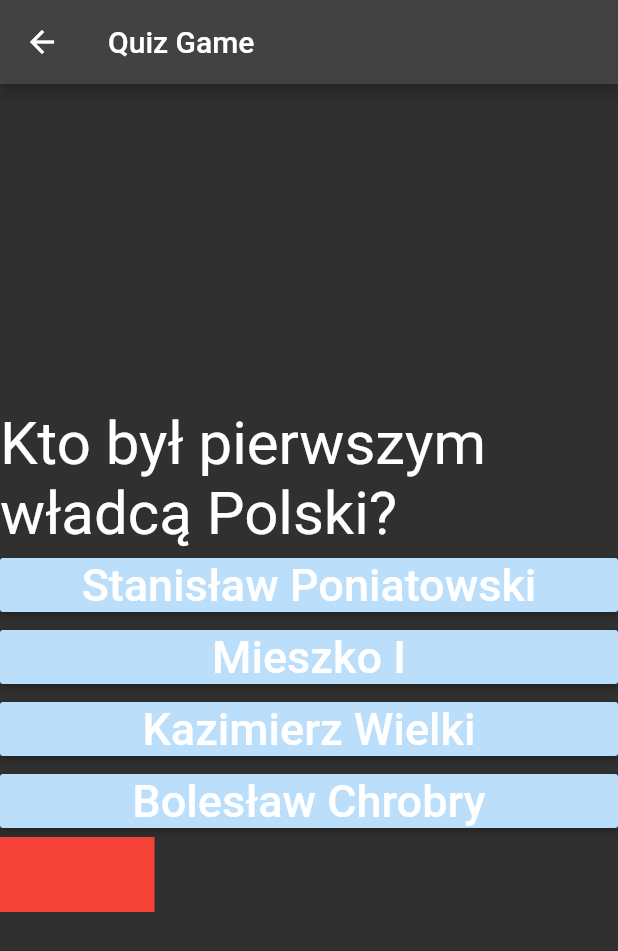
After one commit to Gotcha190/Android_Studio, a Flutter app: the QuizGame screen opened by its route, after a tap on "Kraków", on a phone screen of 412 x 824 dp. The commit adds this screen. Shown: the top 951 px of the screen. Run offline on Flutter 3.47's test engine with Material 2 defaults, Android fonts, the phone set to English and light mode, and no system bars; our stand-ins replace carousel_slider, rflutter_alert; missing offline and left inert: audiofileplayer, image_size_getter; network calls fail.

Commit message:
Quiz Game, BusinessCard not complete

```diff
--- /dev/null
+++ b/lib/Quizgame/Quizgame.dart
@@ -0,0 +1,241 @@
+import 'package:flutter/material.dart';
+import 'silnikQuizu.dart';
+import 'package:rflutter_alert/rflutter_alert.dart';
+
+class QuizGame extends StatefulWidget {
+  @override
+  State<QuizGame> createState() => _QuizGameState();
+}
+
+//SilnikQuizu silnikQuizu = SilnikQuizu();
+int nrPytania = 0;
+int liczbaPytan = pytania.length;
+int licznikPoprawnychOdpowiedzi = 0;
+List<int> kolejnoscOdpowiedzi = [0, 1, 2, 3];
+bool czyQuizZaliczony = false;
+bool czyKoniecQuizu = false;
+double wynikQuizu = 0;
+List<bool> tablicaPoprawnychOdpowiedzi = [
+  for (int i = 1; i <= liczbaPytan; i++) false
+];
+//List<Color> tablicaKolorow=[Colors.red,Colors.red,Colors.red];
+
+class _QuizGameState extends State<QuizGame> {
+  double wyznaczWynikQuizu() {
+    setState(() {
+      wynikQuizu = double.parse(
+          (100 * licznikPoprawnychOdpowiedzi / liczbaPytan).toStringAsFixed(1));
+    });
+    wynikQuizu > 50 ? czyQuizZaliczony = true : czyQuizZaliczony = false;
+    return wynikQuizu;
+  }
+
+  void losujOdpowiedzi() {
+    //tablicaPoprawnychOdpowiedzi.length=3;
+    kolejnoscOdpowiedzi.shuffle();
+  }
+
+  void nastepnePytanie() {
+    print(nrPytania);
+    losujOdpowiedzi();
+    if (nrPytania == liczbaPytan - 1) {
+
+      print('Koniec quizu');
+      czyKoniecQuizu = true;
+      wyznaczWynikQuizu();
+      Alert(
+        //closeIcon: Visibility(visible: false, child: Icon(Icons.play_arrow,)),
+        //closeFunction: ,
+          context: context,
+          type: czyQuizZaliczony ? AlertType.success : AlertType.error,
+          title: 'Koniec quizu',
+          desc: 'Właśnie zakończyłeś quiz z wynikiem $wynikQuizu%',
+          buttons: [
+            DialogButton(
+              width: 45,
+              color: Colors.blue[100],
+              onPressed: () {
+                print('Na początek');
+                setState(() {
+                  nrPytania = 0;
+                  Navigator.pop(context);
+                  czyKoniecQuizu = false;
+                });
+              },
+              child: const Text(
+                'Na początek',
+                style: TextStyle(fontSize: 15),
+              ),
+            ),
+            DialogButton(
+              color: Colors.blue[100],
+              onPressed: () {
+                print('Zakończ');
+                Navigator.pop(context);
+                setState(() {
+                  czyKoniecQuizu=true;
+                });
+              },
+              child: const Text(
+                'Zakończ',
+                style: TextStyle(fontSize: 15),
+              ),
+            ),
+          ]).show();
+    } else {
+      nrPytania++;
+    }
+  }
+
+  void sprawdzOdpowiedzi(int wybor) {
+    if (kolejnoscOdpowiedzi[wybor] == 0) {
+      setState(() {
+        tablicaPoprawnychOdpowiedzi[nrPytania] = true;
+        licznikPoprawnychOdpowiedzi++;
+        //tablicaKolorow[nrPytania]=Colors.green;
+      });
+    } else {
+      setState(() {
+        tablicaPoprawnychOdpowiedzi[nrPytania] = false;
+        //tablicaKolorow[nrPytania]=Colors.red;
+      });
+    }
+    print(
+        'tablicaPoprawnychOdpowiedzi[$nrPytania]: ${tablicaPoprawnychOdpowiedzi[nrPytania]}');
+  }
+
+  @override
+  void initState() {
+    losujOdpowiedzi();
+  }
+
+  Widget build(BuildContext context) {
+    return Scaffold(
+      appBar: AppBar(
+        title: const Text("Quiz Game"),
+      ),
+      body: Center(
+
+          child: Column(
+            mainAxisAlignment: MainAxisAlignment.center,
+            crossAxisAlignment: CrossAxisAlignment.stretch,
+            children: <Widget>[
+              Text(
+                // Pytanie
+                czyKoniecQuizu ? (czyQuizZaliczony ? 'Gratulacje Twój wynik to $wynikQuizu%':'Twój wynik to $wynikQuizu%')
+                : pytania[nrPytania].tytul,
+                style: const TextStyle(fontSize: 40),
+              ),
+              Visibility(
+                visible: !czyKoniecQuizu,
+                child: MaterialButton(
+                  // Odpowiedź 1
+                  onPressed: () {
+                    setState(() {
+                      // print(pytania.length);
+                      // print(pytania[nrPytania].odpowiedzi);
+                      print(pytania[nrPytania].odpowiedzi.length);
+                      print(pytania[nrPytania].tytul);
+                      sprawdzOdpowiedzi(0);
+                      nastepnePytanie();
+                      //print('liczbaPytan: $liczbaPytan');
+                    });
+                  },
+                  child: Text(
+                    //pytania[nrPytania].odpowiedzi[0],
+                    pytania[nrPytania].odpowiedzi[kolejnoscOdpowiedzi[0]],
+                    style: const TextStyle(fontSize: 30),
+                  ),
+                  color: Colors.blue[100],
+                ),
+              ),
+              Visibility(
+                visible: !czyKoniecQuizu,
+                child: MaterialButton(
+                  // Odpowiedź 2
+                  onPressed: () {
+                    setState(() {
+                      sprawdzOdpowiedzi(1);
+                      nastepnePytanie();
+                    });
+                  },
+                  child: Text(
+                    pytania[nrPytania].odpowiedzi[kolejnoscOdpowiedzi[1]],
+                    style: const TextStyle(fontSize: 30),
+                  ),
+                  color: Colors.blue[100],
+                ),
+              ),
+              Visibility(
+                visible: !czyKoniecQuizu,
+                child: MaterialButton(
+                  // Odpowiedź 3
+                  onPressed: () {
+                    setState(() {
+                      sprawdzOdpowiedzi(2);
+                      nastepnePytanie();
+                    });
+                  },
+                  child: Text(
+                    pytania[nrPytania].odpowiedzi[kolejnoscOdpowiedzi[2]],
+                    style: const TextStyle(fontSize: 30),
+                  ),
+                  color: Colors.blue[100],
+                ),
+              ),
+              Visibility(
+                visible: !czyKoniecQuizu,
+                child: MaterialButton(
+                  // Odpowiedź 4
+                  onPressed: () {
+                    //for (int i = 0; i < 4; i++) print(kolejnoscOdpowiedzi[i]);
+                    //print('----');
+                    setState(() {
+                      sprawdzOdpowiedzi(3);
+                      nastepnePytanie();
+                    });
+                  },
+                  child: Text(
+                    pytania[nrPytania].odpowiedzi[kolejnoscOdpowiedzi[3]],
+                    style: const TextStyle(fontSize: 30),
+                  ),
+                  color: Colors.blue[100],
+                ),
+              ),
+              Visibility(
+                visible: czyKoniecQuizu,
+                child: MaterialButton(
+                  // Koniec quizu
+                  onPressed: () {
+                    setState(() {
+                      //sprawdzOdpowiedzi(1);
+                      nrPytania=0;
+                      czyKoniecQuizu=false;
+                      licznikPoprawnychOdpowiedzi=0;
+                    });
+                  },
+                  child: const Text("Koniec", style: TextStyle(fontSize: 30),
+                  ),
+                  color: Colors.blue[100],
+                ),
+              ),
+              Row(
+                children: [
+                  //for (int i = 0; i <= ((nrPytania )==(liczbaPytan-1)?(nrPytania) : nrPytania-1); i++)
+                  for (int i = 0; i <= nrPytania - (czyKoniecQuizu ? 0 :1); i++)
+                    Container(
+                      height: 50,
+                      width: MediaQuery.of(context).size.width / liczbaPytan,
+                      color: tablicaPoprawnychOdpowiedzi[i] == true
+                          ? Colors.green
+                          : Colors.red,
+                      //color: tablicaKolorow[i],
+                    ),
+                ],
+              ),
+            ],
+          ),
+        ),
+      );
+  }
+}
--- /dev/null
+++ b/lib/Quizgame/silnikQuizu.dart
@@ -0,0 +1,25 @@
+import 'package:flutter/material.dart';
+
+class Pytanie {
+  String tytul;
+  List<String> odpowiedzi;
+  Pytanie({required this.tytul, required this.odpowiedzi}) {}
+}
+
+List<Pytanie> pytania = [
+  Pytanie(
+      tytul: 'Które miasto jest stolicą Polski?',
+      odpowiedzi: ['Warszawa', 'Kraków', 'Wrocław', 'Gniezno']),
+  Pytanie(tytul: 'Kto był pierwszym władcą Polski?', odpowiedzi: [
+    'Mieszko I',
+    'Bolesław Chrobry',
+    'Kazimierz Wielki',
+    'Stanisław Poniatowski'
+  ]),
+  Pytanie(
+      tytul: 'Ile nóg mają pajęczaki?',
+      odpowiedzi: ['8', '4', '6', 'Zależy od gatunku']),
+  Pytanie(
+      tytul: '2+2*2 =',
+      odpowiedzi: ['6', '4', '8', '10']),
+];
--- a/lib/main.dart
+++ b/lib/main.dart
@@ -1,11 +1,13 @@
 import 'dart:io';
 import 'package:flutter/material.dart';
-import 'package:carousel_slider/carousel_slider.dart';
+//import 'package:carousel_slider/carousel_slider.dart';
 import 'package:image_size_getter/image_size_getter.dart';
 import 'package:image_size_getter/file_input.dart';
 import 'CarouselDemo.dart';
 import 'Pianino.dart';
 import 'TextGame/TextGame.dart';
+import 'Quizgame/Quizgame.dart';
+import 'BusinessCard.dart';
 
 void main() => runApp(MyApp());
 
@@ -27,6 +29,8 @@ class MyApp extends StatelessWidget {
             '/carouselDemo': (ctx) => CarouselDemo(),
             '/pianino': (ctx) => Pianino(),
             '/TextGame/textGame': (ctx) => TextGame(),
+            '/QuizGame/quizGame': (ctx) => QuizGame(),
+            '/businesscard': (ctx) => BusinessCard(),
           },
         );
       },
@@ -70,6 +74,8 @@ class MyHomePage extends StatelessWidget {
           DemoItem('Carousel Demo', '/carouselDemo'),
           DemoItem('Pianino', '/pianino'),
           DemoItem('Text Game','/TextGame/textGame'),
+          DemoItem('Quiz Game','/QuizGame/quizGame'),
+          DemoItem('Card', '/businesscard'),
         ],
       ),
     );
```
Also changed, not shown: lib/BusinessCard.dart (added, +30 -0 lines), pubspec.yaml (+5 -4 lines), assets/MySoul-Regular.ttf (added), pubspec.lock, 1 other file.
